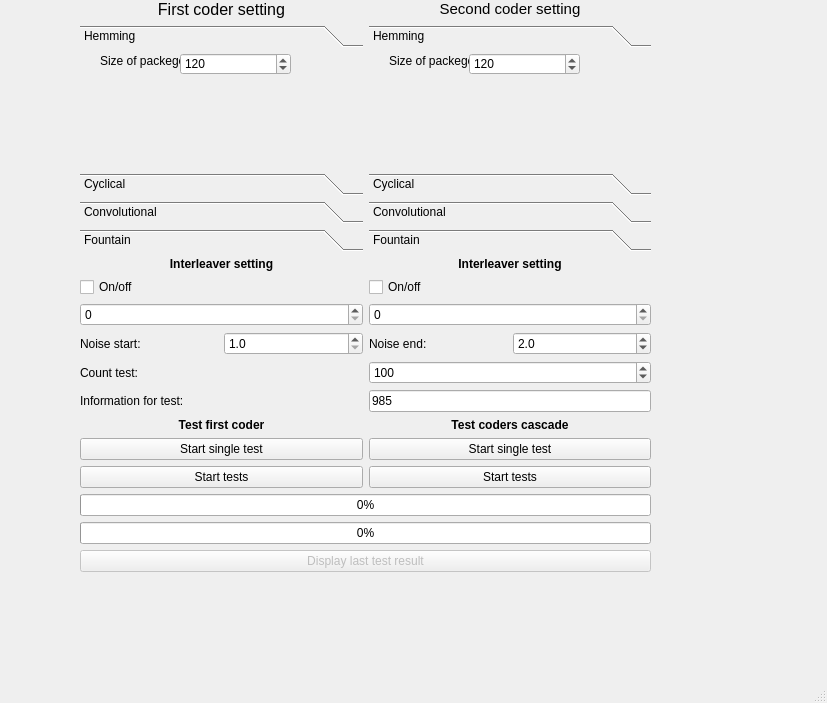
This is src/GUI/UI/window.ui in Banifest/Codding as Qt 5 draws it before an edit. The edited form follows.
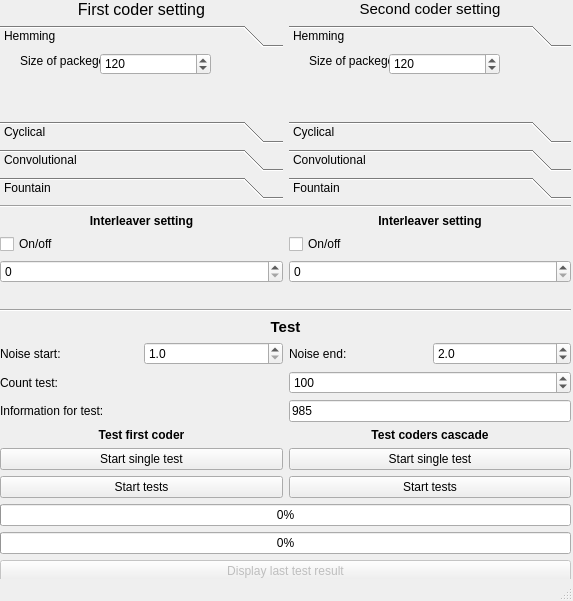
This is the edited form.

Commit message: added support single test first coder

```diff
--- a/src/GUI/UI/window.ui
+++ b/src/GUI/UI/window.ui
@@ -6,8 +6,8 @@
    <rect>
     <x>0</x>
     <y>0</y>
-    <width>827</width>
-    <height>703</height>
+    <width>573</width>
+    <height>601</height>
    </rect>
   </property>
   <property name="windowTitle">
@@ -17,10 +17,10 @@
    <widget class="QWidget" name="verticalLayoutWidget">
     <property name="geometry">
      <rect>
-      <x>80</x>
+      <x>0</x>
       <y>0</y>
       <width>571</width>
-      <height>572</height>
+      <height>582</height>
      </rect>
     </property>
     <layout class="QVBoxLayout" name="actionVerLayout">
@@ -32,14 +32,14 @@
      </property>
      <item>
       <layout class="QGridLayout" name="firstCoderGrid">
-       <item row="4" column="1">
+       <item row="5" column="1">
         <widget class="QSpinBox" name="lenSecondInterEdit">
          <property name="maximum">
           <number>99999</number>
          </property>
         </widget>
        </item>
-       <item row="4" column="0">
+       <item row="5" column="0">
         <widget class="QSpinBox" name="lenFirstInterEdit">
          <property name="maximum">
           <number>99999</number>
@@ -53,7 +53,7 @@
          </property>
         </widget>
        </item>
-       <item row="2" column="0">
+       <item row="3" column="0">
         <widget class="QLabel" name="label_37">
          <property name="text">
           <string>&lt;html&gt;&lt;head/&gt;&lt;body&gt;&lt;p align=&quot;center&quot;&gt;&lt;span style=&quot; font-weight:600;&quot;&gt;Interleaver setting&lt;/span&gt;&lt;/p&gt;&lt;/body&gt;&lt;/html&gt;</string>
@@ -71,7 +71,7 @@
             <x>0</x>
             <y>0</y>
             <width>281</width>
-            <height>127</height>
+            <height>69</height>
            </rect>
           </property>
           <attribute name="label">
@@ -358,7 +358,7 @@
          </widget>
         </widget>
        </item>
-       <item row="2" column="1">
+       <item row="3" column="1">
         <widget class="QLabel" name="label_38">
          <property name="text">
           <string>&lt;html&gt;&lt;head/&gt;&lt;body&gt;&lt;p align=&quot;center&quot;&gt;&lt;span style=&quot; font-weight:600;&quot;&gt;Interleaver setting&lt;/span&gt;&lt;/p&gt;&lt;/body&gt;&lt;/html&gt;</string>
@@ -376,7 +376,7 @@
             <x>0</x>
             <y>0</y>
             <width>280</width>
-            <height>127</height>
+            <height>69</height>
            </rect>
           </property>
           <attribute name="label">
@@ -663,22 +663,56 @@
          </property>
         </widget>
        </item>
-       <item row="3" column="0">
+       <item row="4" column="0">
         <widget class="QCheckBox" name="interFirstCheckBox">
          <property name="text">
           <string>On/off</string>
          </property>
         </widget>
        </item>
-       <item row="3" column="1">
+       <item row="4" column="1">
         <widget class="QCheckBox" name="interSecondCheckBox">
          <property name="text">
           <string>On/off</string>
          </property>
         </widget>
        </item>
+       <item row="2" column="0" colspan="2">
+        <widget class="Line" name="line_2">
+         <property name="orientation">
+          <enum>Qt::Horizontal</enum>
+         </property>
+        </widget>
+       </item>
       </layout>
      </item>
+     <item>
+      <spacer name="horizontalSpacer">
+       <property name="orientation">
+        <enum>Qt::Horizontal</enum>
+       </property>
+       <property name="sizeHint" stdset="0">
+        <size>
+         <width>40</width>
+         <height>20</height>
+        </size>
+       </property>
+      </spacer>
+     </item>
+     <item>
+      <widget class="Line" name="line">
+       <property name="orientation">
+        <enum>Qt::Horizontal</enum>
+       </property>
+      </widget>
+     </item>
+     <item>
+      <widget class="QLabel" name="label_39">
+       <property name="text">
+        <string>&lt;html&gt;&lt;head/&gt;&lt;body&gt;&lt;p align=&quot;center&quot;&gt;&lt;span style=&quot; font-size:11pt; font-weight:600;&quot;&gt;Test&lt;/span&gt;&lt;/p&gt;&lt;/body&gt;&lt;/html&gt;</string>
+       </property>
+      </widget>
+     </item>
      <item>
       <layout class="QGridLayout" name="testCoderGrid">
        <item row="1" column="2" colspan="2">
```
Left out of the diff: 16 changed lines with no effect on the pictures. The commit also changes 3 other files.
